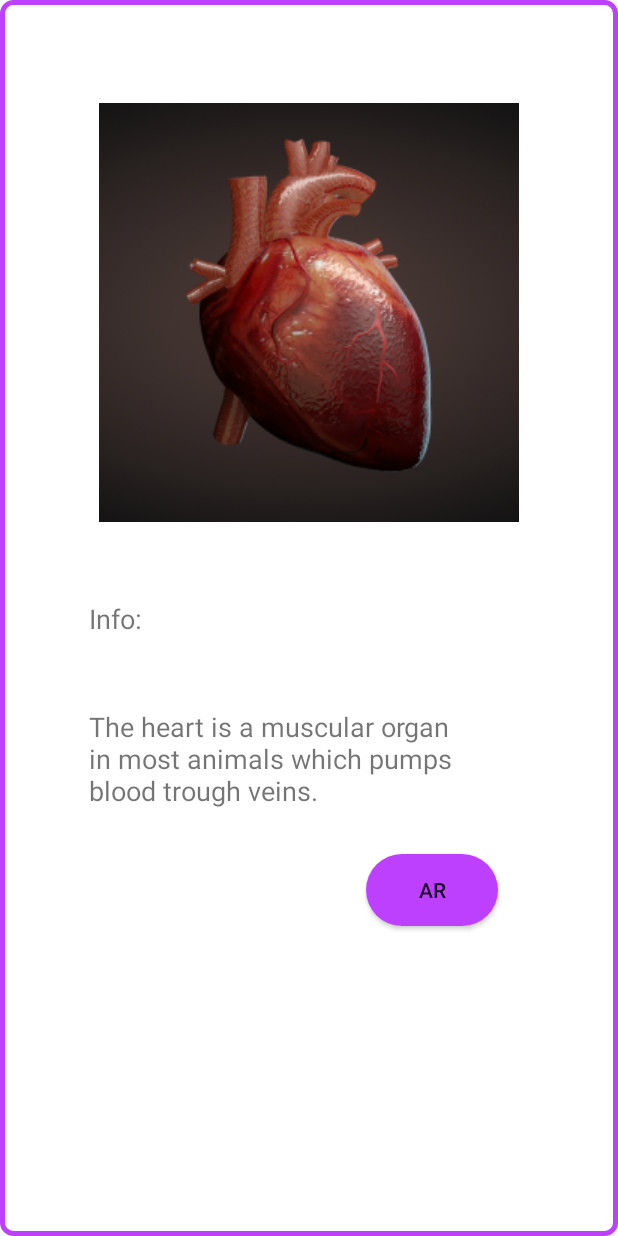
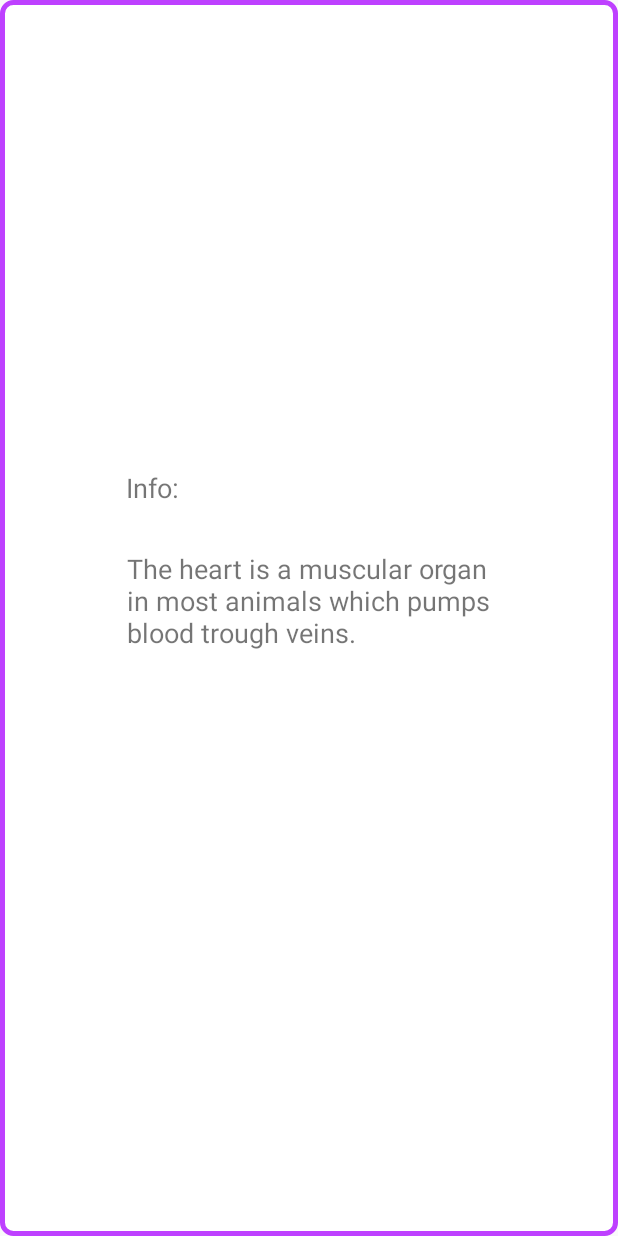
Before and after one commit to lara-ozyegen/ARtIE1.0, an Android app: the layout activity_preview.xml on its own in the app's theme, with its tools: preview values and no code run, on a phone screen of 412 x 824 dp. Run offline under Robolectric (Android 15) with nearby library versions, the phone set to English and light mode, and no system bars.

Commit message:
ARModel little changes

```diff
--- a/app/src/main/java/com/example/artie10/Biology.java
+++ b/app/src/main/java/com/example/artie10/Biology.java
@@ -46,7 +46,7 @@ public class Biology extends AppCompatActivity {
         b.setOnClickListener( new View.OnClickListener(){
             @Override
             public void onClick( View v ) {
-                openPreview();
+                openAR();
             }
         } );
 
@@ -62,8 +62,8 @@ public class Biology extends AppCompatActivity {
         myList.add(( String) b.getText());
     }
 
-    public void openPreview() {
-        Intent intent = new Intent( this , Preview.class  );
+    public void openAR() {
+        Intent intent = new Intent( this , ARScreen.class  );
         intent.putExtra("TextOfButton", text);
         startActivity( intent );
     }
--- a/app/src/main/res/layout/activity_preview.xml
+++ b/app/src/main/res/layout/activity_preview.xml
@@ -8,61 +8,33 @@
     android:background="@drawable/custom_border"
     tools:context=".Preview">
 
-    <ImageView
-        android:id="@+id/imageView2"
-        android:layout_width="match_parent"
-        android:layout_height="wrap_content"
-        android:layout_marginTop="68dp"
-        android:src="@drawable/heart_icon"
-        app:layout_constraintEnd_toEndOf="parent"
-        app:layout_constraintHorizontal_bias="0.0"
-        app:layout_constraintStart_toStartOf="parent"
-        app:layout_constraintTop_toTopOf="parent" />
-
     <TextView
         android:id="@+id/info"
-        android:layout_width="86dp"
-        android:layout_height="28dp"
-        android:layout_marginTop="15dp"
-        android:layout_marginBottom="8dp"
+        android:layout_width="97dp"
+        android:layout_height="34dp"
         android:text="Info:"
         android:textSize="18sp"
         android:visibility="visible"
-        app:layout_constraintBottom_toTopOf="@+id/textView"
-        app:layout_constraintEnd_toEndOf="@+id/imageView2"
-        app:layout_constraintHorizontal_bias="0.181"
-        app:layout_constraintStart_toStartOf="@+id/imageView2"
-        app:layout_constraintTop_toBottomOf="@+id/imageView2" />
+        app:layout_constraintBottom_toBottomOf="parent"
+        app:layout_constraintEnd_toEndOf="parent"
+        app:layout_constraintHorizontal_bias="0.267"
+        app:layout_constraintStart_toStartOf="parent"
+        app:layout_constraintTop_toTopOf="parent"
+        app:layout_constraintVertical_bias="0.396" />
 
     <TextView
         android:id="@+id/textView"
         android:layout_width="243dp"
         android:layout_height="wrap_content"
-        android:layout_marginTop="8dp"
-        android:layout_marginBottom="8dp"
+        android:layout_marginTop="20dp"
+        android:layout_marginBottom="64dp"
         android:text="The heart is a muscular organ in most animals which pumps blood trough veins."
         android:textSize="18sp"
         android:visibility="visible"
         app:layout_constraintBottom_toBottomOf="parent"
         app:layout_constraintEnd_toEndOf="parent"
-        app:layout_constraintHorizontal_bias="0.351"
         app:layout_constraintStart_toStartOf="parent"
-        app:layout_constraintTop_toBottomOf="@+id/imageView2"
-        app:layout_constraintVertical_bias="0.296" />
+        app:layout_constraintTop_toBottomOf="@+id/info"
+        app:layout_constraintVertical_bias="0.0" />
 
-    <Button
-        android:id="@+id/ar_button"
-        android:layout_width="wrap_content"
-        android:layout_height="wrap_content"
-        android:layout_marginTop="8dp"
-        android:text="AR"
-        android:background="@drawable/custom_corners"
-        android:verticalScrollbarPosition="defaultPosition"
-        android:visibility="visible"
-        app:layout_constraintBottom_toBottomOf="parent"
-        app:layout_constraintEnd_toEndOf="parent"
-        app:layout_constraintHorizontal_bias="0.755"
-        app:layout_constraintStart_toStartOf="parent"
-        app:layout_constraintTop_toBottomOf="@+id/textView"
-        app:layout_constraintVertical_bias="0.097" />
 </androidx.constraintlayout.widget.ConstraintLayout>
--- a/app/src/main/res/values/styles.xml
+++ b/app/src/main/res/values/styles.xml
@@ -12,7 +12,11 @@
         <!-- Customize your theme here. -->
         <item name="android:windowIsTranslucent">true</item>
         <item name="android:windowCloseOnTouchOutside">true</item>
-
+    </style>
+    <style name="AppTheme.CustomARTheme">
+        <!-- Customize your theme here. -->
+        <item name="android:windowIsTranslucent">true</item>
+        <item name="android:windowCloseOnTouchOutside">true</item>
     </style>
     <style name="AppTheme2" parent="Theme.AppCompat.Light.NoActionBar">
         <item name="colorPrimary">@color/colorPrimary</item>
```
Also changed, not shown: app/src/main/java/com/example/artie10/ARScreen.java (+11 -3 lines), app/src/main/java/com/example/artie10/Preview.java (+1 -27 lines).
